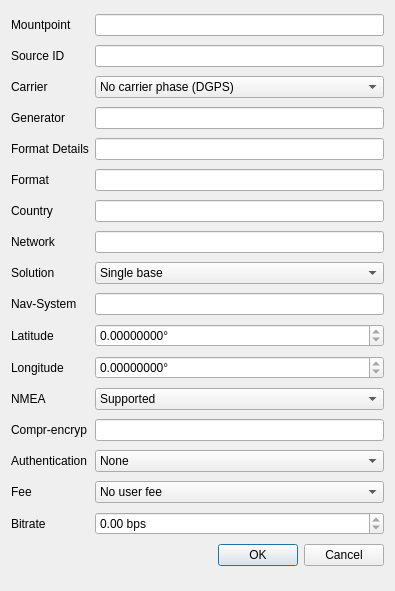
First picture: the form in app/qtapp/appcmn_qt/mntpoptdlg.ui, repository lhuisman/myRTKLIB, before the edit.
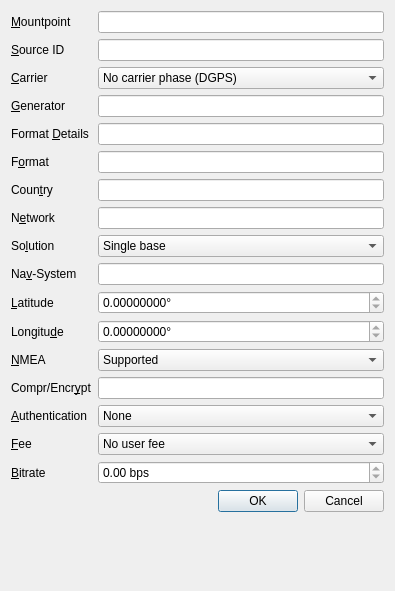
Second picture: the form after the edit.

The edit to the form file:
```diff
--- a/app/qtapp/appcmn_qt/mntpoptdlg.ui
+++ b/app/qtapp/appcmn_qt/mntpoptdlg.ui
@@ -13,24 +13,83 @@
   <property name="windowTitle">
    <string>Mountpoint Options</string>
   </property>
-  <layout class="QGridLayout" name="gridLayout">
+  <layout class="QFormLayout" name="formLayout">
+   <item row="0" column="0">
+    <widget class="QLabel" name="Label17">
+     <property name="text">
+      <string>&amp;Mountpoint</string>
+     </property>
+     <property name="buddy">
+      <cstring>lEMountPoint</cstring>
+     </property>
+    </widget>
+   </item>
+   <item row="0" column="1">
+    <widget class="QLineEdit" name="lEMountPoint">
+     <property name="toolTip">
+      <string>Mountpoint name</string>
+     </property>
+    </widget>
+   </item>
    <item row="1" column="0">
     <widget class="QLabel" name="Label14">
      <property name="text">
-      <string>Source ID</string>
+      <string>&amp;Source ID</string>
+     </property>
+     <property name="buddy">
+      <cstring>lESourceTable3</cstring>
      </property>
     </widget>
    </item>
-   <item row="5" column="1">
-    <widget class="QLineEdit" name="lESourceTable4">
+   <item row="1" column="1">
+    <widget class="QLineEdit" name="lESourceTable3">
      <property name="toolTip">
-      <string>Supported data stream format and  version</string>
+      <string>Source identifier, e.g. location</string>
      </property>
      <property name="readOnly">
       <bool>true</bool>
      </property>
     </widget>
    </item>
+   <item row="2" column="0">
+    <widget class="QLabel" name="Label15">
+     <property name="text">
+      <string>&amp;Carrier</string>
+     </property>
+     <property name="buddy">
+      <cstring>cBSourceTable6</cstring>
+     </property>
+    </widget>
+   </item>
+   <item row="2" column="1">
+    <widget class="QComboBox" name="cBSourceTable6">
+     <item>
+      <property name="text">
+       <string>No carrier phase (DGPS)</string>
+      </property>
+     </item>
+     <item>
+      <property name="text">
+       <string>L1 carrier phase (RTK)</string>
+      </property>
+     </item>
+     <item>
+      <property name="text">
+       <string>L1 &amp; L2 carrier phase (RTK)</string>
+      </property>
+     </item>
+    </widget>
+   </item>
+   <item row="3" column="0">
+    <widget class="QLabel" name="Label16">
+     <property name="text">
+      <string>&amp;Generator</string>
+     </property>
+     <property name="buddy">
+      <cstring>lESourceTable14</cstring>
+     </property>
+    </widget>
+   </item>
    <item row="3" column="1">
     <widget class="QLineEdit" name="lESourceTable14">
      <property name="toolTip">
@@ -41,48 +100,163 @@
      </property>
     </widget>
    </item>
-   <item row="16" column="0">
-    <widget class="QLabel" name="Label13">
-     <property name="text">
-      <string>Bitrate</string>
-     </property>
-    </widget>
-   </item>
-   <item row="13" column="0">
-    <widget class="QLabel" name="Label10">
-     <property name="text">
-      <string>Compr-encryp</string>
-     </property>
-    </widget>
-   </item>
-   <item row="0" column="1">
-    <widget class="QLineEdit" name="lEMountPoint">
-     <property name="toolTip">
-      <string>Mountpoint name</string>
-     </property>
-    </widget>
-   </item>
    <item row="4" column="0">
     <widget class="QLabel" name="Label1">
      <property name="text">
-      <string>Format Details</string>
+      <string>Format &amp;Details</string>
+     </property>
+     <property name="buddy">
+      <cstring>lESourceTable5</cstring>
+     </property>
+    </widget>
+   </item>
+   <item row="4" column="1">
+    <widget class="QLineEdit" name="lESourceTable5">
+     <property name="readOnly">
+      <bool>true</bool>
+     </property>
+    </widget>
+   </item>
+   <item row="5" column="0">
+    <widget class="QLabel" name="Label2">
+     <property name="text">
+      <string>F&amp;ormat</string>
+     </property>
+     <property name="buddy">
+      <cstring>lESourceTable4</cstring>
+     </property>
+    </widget>
+   </item>
+   <item row="5" column="1">
+    <widget class="QLineEdit" name="lESourceTable4">
+     <property name="toolTip">
+      <string>Supported data stream format and  version</string>
+     </property>
+     <property name="readOnly">
+      <bool>true</bool>
+     </property>
+    </widget>
+   </item>
+   <item row="6" column="0">
+    <widget class="QLabel" name="Label3">
+     <property name="text">
+      <string>Coun&amp;try</string>
+     </property>
+     <property name="buddy">
+      <cstring>lESourceTable9</cstring>
+     </property>
+    </widget>
+   </item>
+   <item row="6" column="1">
+    <widget class="QLineEdit" name="lESourceTable9">
+     <property name="toolTip">
+      <string>Country code</string>
+     </property>
+     <property name="readOnly">
+      <bool>true</bool>
+     </property>
+    </widget>
+   </item>
+   <item row="7" column="0">
+    <widget class="QLabel" name="Label4">
+     <property name="text">
+      <string>N&amp;etwork</string>
+     </property>
+     <property name="buddy">
+      <cstring>lESourceTable8</cstring>
+     </property>
+    </widget>
+   </item>
+   <item row="7" column="1">
+    <widget class="QLineEdit" name="lESourceTable8">
+     <property name="toolTip">
+      <string>Network name</string>
+     </property>
+     <property name="readOnly">
+      <bool>true</bool>
+     </property>
+    </widget>
+   </item>
+   <item row="8" column="0">
+    <widget class="QLabel" name="Label6">
+     <property name="text">
+      <string>So&amp;lution</string>
+     </property>
+     <property name="buddy">
+      <cstring>cBSourceTable13</cstring>
+     </property>
+    </widget>
+   </item>
+   <item row="8" column="1">
+    <widget class="QComboBox" name="cBSourceTable13">
+     <item>
+      <property name="text">
+       <string>Single base</string>
+      </property>
+     </item>
+     <item>
+      <property name="text">
+       <string>Network</string>
+      </property>
+     </item>
+    </widget>
+   </item>
+   <item row="9" column="0">
+    <widget class="QLabel" name="Label7">
+     <property name="text">
+      <string>Na&amp;v-System</string>
+     </property>
+     <property name="buddy">
+      <cstring>lESourceTable7</cstring>
+     </property>
+    </widget>
+   </item>
+   <item row="9" column="1">
+    <widget class="QLineEdit" name="lESourceTable7">
+     <property name="toolTip">
+      <string>Supported navigation systems</string>
+     </property>
+     <property name="readOnly">
+      <bool>true</bool>
      </property>
     </widget>
    </item>
    <item row="10" column="0">
     <widget class="QLabel" name="Label8">
      <property name="text">
-      <string>Latitude</string>
+      <string>&amp;Latitude</string>
      </property>
+     <property name="buddy">
+      <cstring>sBSourceTable10</cstring>
+     </property>
     </widget>
    </item>
-   <item row="12" column="0">
-    <widget class="QLabel" name="Label18">
-     <property name="toolTip">
-      <string>&lt;html&gt;&lt;head/&gt;&lt;body&gt;&lt;p&gt;Capability of Caster to receive NMEA message with approximate position from Client&lt;/p&gt;&lt;/body&gt;&lt;/html&gt;</string>
+   <item row="10" column="1">
+    <widget class="QDoubleSpinBox" name="sBSourceTable10">
+     <property name="readOnly">
+      <bool>true</bool>
      </property>
+     <property name="suffix">
+      <string>°</string>
+     </property>
+     <property name="decimals">
+      <number>8</number>
+     </property>
+     <property name="minimum">
+      <double>-180.000000000000000</double>
+     </property>
+     <property name="maximum">
+      <double>180.000000000000000</double>
+     </property>
+    </widget>
+   </item>
+   <item row="11" column="0">
+    <widget class="QLabel" name="Label9">
      <property name="text">
-      <string>NMEA</string>
+      <string>Longitu&amp;de</string>
+     </property>
+     <property name="buddy">
+      <cstring>sBSourceTable11</cstring>
      </property>
     </widget>
    </item>
@@ -105,10 +279,16 @@
      </property>
     </widget>
    </item>
-   <item row="14" column="0">
-    <widget class="QLabel" name="Label11">
+   <item row="12" column="0">
+    <widget class="QLabel" name="Label18">
+     <property name="toolTip">
+      <string>&lt;html&gt;&lt;head/&gt;&lt;body&gt;&lt;p&gt;Capability of Caster to receive NMEA message with approximate position from Client&lt;/p&gt;&lt;/body&gt;&lt;/html&gt;</string>
+     </property>
      <property name="text">
-      <string>Authentication</string>
+      <string>&amp;NMEA</string>
+     </property>
+     <property name="buddy">
+      <cstring>cBSourceTable12</cstring>
      </property>
     </widget>
    </item>
@@ -126,84 +306,33 @@
      </item>
     </widget>
    </item>
-   <item row="3" column="0">
-    <widget class="QLabel" name="Label16">
+   <item row="13" column="0">
+    <widget class="QLabel" name="Label10">
      <property name="text">
-      <string>Generator</string>
+      <string>Compr/Encr&amp;ypt</string>
      </property>
-    </widget>
-   </item>
-   <item row="2" column="0">
-    <widget class="QLabel" name="Label15">
-     <property name="text">
-      <string>Carrier</string>
+     <property name="buddy">
+      <cstring>lESourceTable15</cstring>
      </property>
     </widget>
    </item>
-   <item row="8" column="1">
-    <widget class="QComboBox" name="cBSourceTable13">
-     <item>
-      <property name="text">
-       <string>Single base</string>
-      </property>
-     </item>
-     <item>
-      <property name="text">
-       <string>Network</string>
-      </property>
-     </item>
-    </widget>
-   </item>
-   <item row="1" column="1">
-    <widget class="QLineEdit" name="lESourceTable3">
+   <item row="13" column="1">
+    <widget class="QLineEdit" name="lESourceTable15">
      <property name="toolTip">
-      <string>Source identifier, e.g. location</string>
+      <string>Compression/Encryption algorithm applied</string>
      </property>
      <property name="readOnly">
       <bool>true</bool>
      </property>
     </widget>
    </item>
-   <item row="9" column="1">
-    <widget class="QLineEdit" name="lESourceTable7">
-     <property name="toolTip">
-      <string>Supported navigation systems</string>
-     </property>
-     <property name="readOnly">
-      <bool>true</bool>
-     </property>
-    </widget>
-   </item>
-   <item row="7" column="1">
-    <widget class="QLineEdit" name="lESourceTable8">
-     <property name="toolTip">
-      <string>Network name</string>
-     </property>
-     <property name="readOnly">
-      <bool>true</bool>
-     </property>
-    </widget>
-   </item>
-   <item row="0" column="0">
-    <widget class="QLabel" name="Label17">
+   <item row="14" column="0">
+    <widget class="QLabel" name="Label11">
      <property name="text">
-      <string>Mountpoint</string>
+      <string>&amp;Authentication</string>
      </property>
-    </widget>
-   </item>
-   <item row="16" column="1">
-    <widget class="QDoubleSpinBox" name="sBSourceTable18">
-     <property name="toolTip">
-      <string>Bite rate of data stream in bits per second</string>
-     </property>
-     <property name="readOnly">
-      <bool>true</bool>
-     </property>
-     <property name="suffix">
-      <string> bps</string>
-     </property>
-     <property name="maximum">
-      <double>100000.000000000000000</double>
+     <property name="buddy">
+      <cstring>cBSourceTable16</cstring>
      </property>
     </widget>
    </item>
@@ -229,55 +358,13 @@
      </item>
     </widget>
    </item>
-   <item row="7" column="0">
-    <widget class="QLabel" name="Label4">
+   <item row="15" column="0">
+    <widget class="QLabel" name="Label12">
      <property name="text">
-      <string>Network</string>
+      <string>&amp;Fee</string>
      </property>
-    </widget>
-   </item>
-   <item row="2" column="1">
-    <widget class="QComboBox" name="cBSourceTable6">
-     <item>
-      <property name="text">
-       <string>No carrier phase (DGPS)</string>
-      </property>
-     </item>
-     <item>
-      <property name="text">
-       <string>L1 carrier phase (RTK)</string>
-      </property>
-     </item>
-     <item>
-      <property name="text">
-       <string>L1 &amp; L2 carrier phase (RTK)</string>
-      </property>
-     </item>
-    </widget>
-   </item>
-   <item row="10" column="1">
-    <widget class="QDoubleSpinBox" name="sBSourceTable10">
-     <property name="readOnly">
-      <bool>true</bool>
-     </property>
-     <property name="suffix">
-      <string>°</string>
-     </property>
-     <property name="decimals">
-      <number>8</number>
-     </property>
-     <property name="minimum">
-      <double>-180.000000000000000</double>
-     </property>
-     <property name="maximum">
-      <double>180.000000000000000</double>
-     </property>
-    </widget>
-   </item>
-   <item row="8" column="0">
-    <widget class="QLabel" name="Label6">
-     <property name="text">
-      <string>Solution</string>
+     <property name="buddy">
+      <cstring>cBSourceTable17</cstring>
      </property>
     </widget>
    </item>
@@ -298,75 +385,39 @@
      </item>
     </widget>
    </item>
-   <item row="15" column="0">
-    <widget class="QLabel" name="Label12">
+   <item row="16" column="0">
+    <widget class="QLabel" name="Label13">
      <property name="text">
-      <string>Fee</string>
+      <string>&amp;Bitrate</string>
      </property>
+     <property name="buddy">
+      <cstring>sBSourceTable18</cstring>
+     </property>
     </widget>
    </item>
-   <item row="5" column="0">
-    <widget class="QLabel" name="Label2">
-     <property name="text">
-      <string>Format</string>
+   <item row="16" column="1">
+    <widget class="QDoubleSpinBox" name="sBSourceTable18">
+     <property name="toolTip">
+      <string>Bite rate of data stream in bits per second</string>
      </property>
+     <property name="readOnly">
+      <bool>true</bool>
+     </property>
+     <property name="suffix">
+      <string> bps</string>
+     </property>
+     <property name="maximum">
+      <double>100000.000000000000000</double>
+     </property>
     </widget>
    </item>
-   <item row="17" column="1">
+   <item row="17" column="0" colspan="2">
     <widget class="QDialogButtonBox" name="buttonBox">
      <property name="standardButtons">
       <set>QDialogButtonBox::Cancel|QDialogButtonBox::Ok</set>
      </property>
     </widget>
    </item>
-   <item row="9" column="0">
-    <widget class="QLabel" name="Label7">
-     <property name="text">
-      <string>Nav-System</string>
-     </property>
-    </widget>
-   </item>
-   <item row="13" column="1">
-    <widget class="QLineEdit" name="lESourceTable15">
-     <property name="toolTip">
-      <string>Compression/Encryption algorithm applied</string>
-     </property>
-     <property name="readOnly">
-      <bool>true</bool>
-     </property>
-    </widget>
-   </item>
-   <item row="6" column="1">
-    <widget class="QLineEdit" name="lESourceTable9">
-     <property name="toolTip">
-      <string>Country code</string>
-     </property>
-     <property name="readOnly">
-      <bool>true</bool>
-     </property>
-    </widget>
-   </item>
-   <item row="11" column="0">
-    <widget class="QLabel" name="Label9">
-     <property name="text">
-      <string>Longitude</string>
-     </property>
-    </widget>
-   </item>
-   <item row="6" column="0">
-    <widget class="QLabel" name="Label3">
-     <property name="text">
-      <string>Country</string>
-     </property>
-    </widget>
-   </item>
-   <item row="4" column="1">
-    <widget class="QLineEdit" name="lESourceTable5">
-     <property name="readOnly">
-      <bool>true</bool>
-     </property>
-    </widget>
-   </item>
   </layout>
  </widget>
  <resources/>
```
